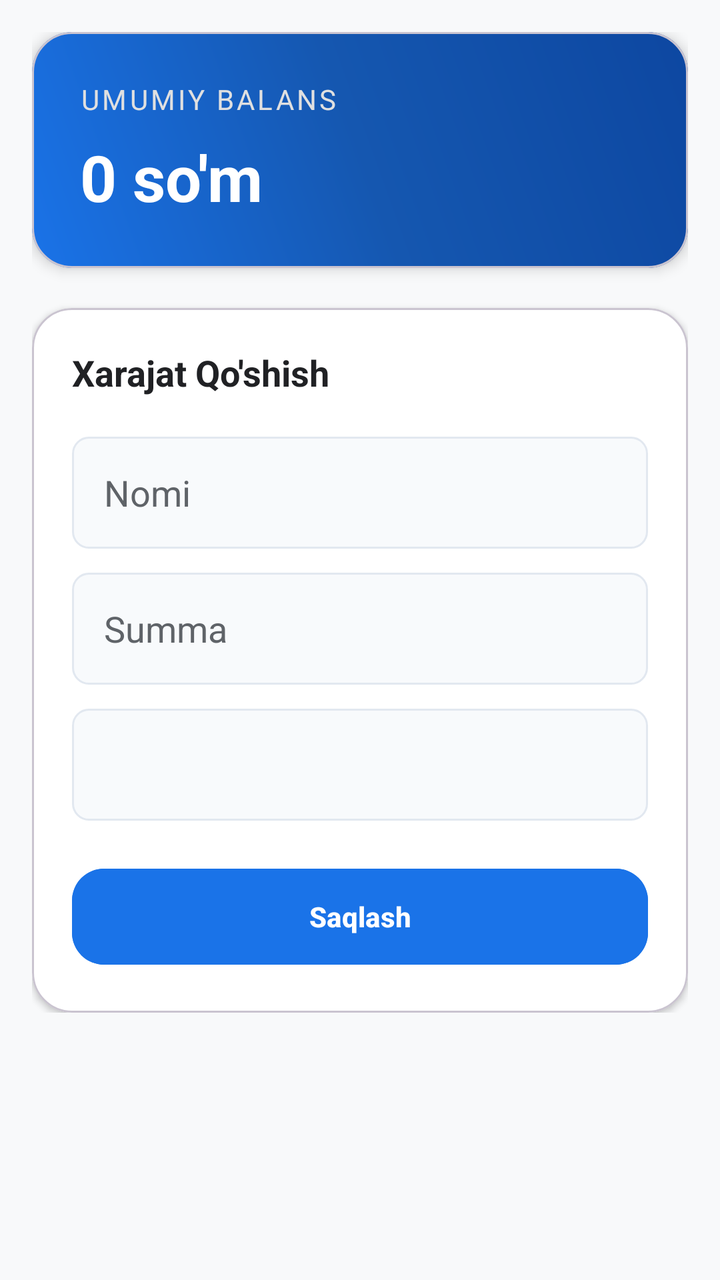
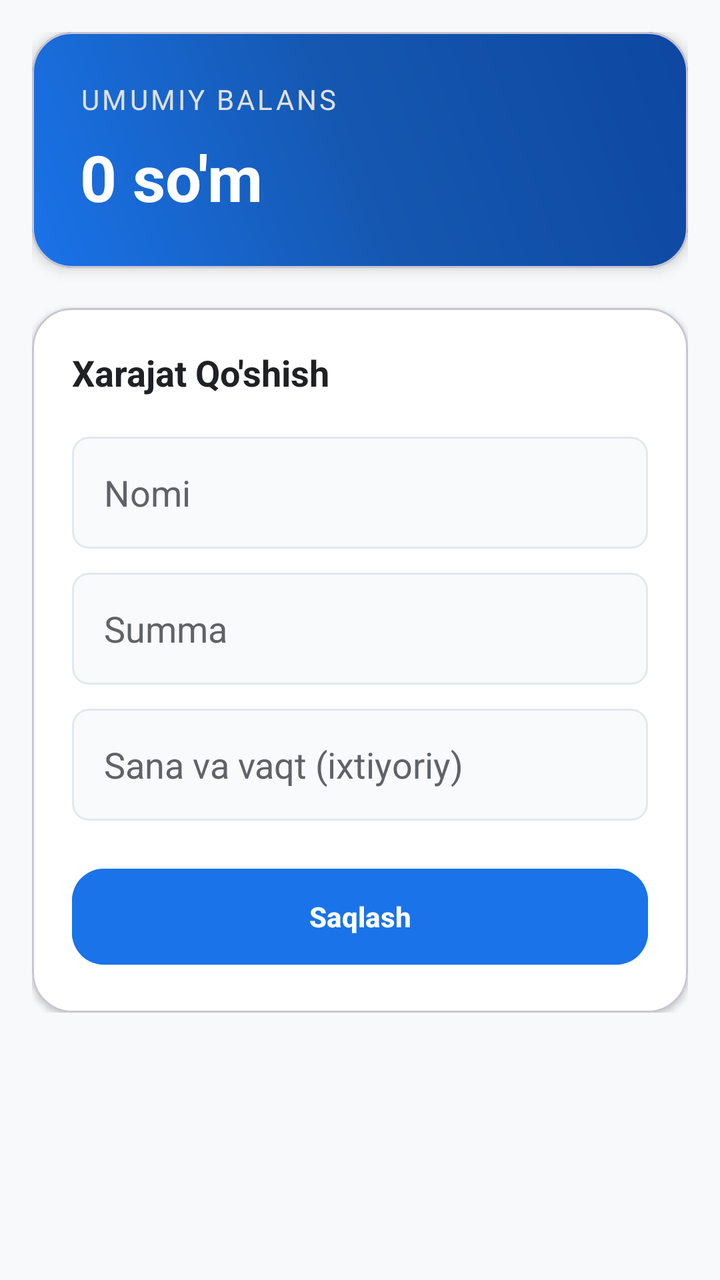

The first picture is an Android layout as it rendered before a commit; the second is the same layout after the commit. The layout source and the unified diff follow.
<!-- AndroidManifest.xml: application theme Theme.Haftalikharajat -->
<!-- res/layout/fragment_home.xml -->
<?xml version="1.0" encoding="utf-8"?>
<androidx.core.widget.NestedScrollView xmlns:android="http://schemas.android.com/apk/res/android"
    xmlns:app="http://schemas.android.com/apk/res-auto"
    android:layout_width="match_parent"
    android:layout_height="match_parent"
    android:background="@color/background">

    <LinearLayout
        android:layout_width="match_parent"
        android:layout_height="wrap_content"
        android:orientation="vertical"
        android:padding="16dp">

        <com.google.android.material.card.MaterialCardView
            android:id="@+id/cardBalance"
            android:layout_width="match_parent"
            android:layout_height="wrap_content"
            android:layout_marginBottom="20dp"
            app:cardCornerRadius="20dp"
            app:cardElevation="4dp">

            <LinearLayout
                android:layout_width="match_parent"
                android:layout_height="wrap_content"
                android:orientation="vertical"
                android:padding="24dp"
                android:background="@drawable/balance_bg_gradient">

                <TextView
                    android:layout_width="wrap_content"
                    android:layout_height="wrap_content"
                    android:text="Umumiy Balans"
                    android:textColor="#E0E0E0"
                    android:textSize="14sp"
                    android:textAllCaps="true"
                    android:letterSpacing="0.1"/>

                <TextView
                    android:id="@+id/tvTotalBalance"
                    android:layout_width="wrap_content"
                    android:layout_height="wrap_content"
                    android:text="0 so'm"
                    android:textColor="@color/white"
                    android:textSize="32sp"
                    android:textStyle="bold"
                    android:layout_marginTop="8dp"/>

            </LinearLayout>
        </com.google.android.material.card.MaterialCardView>

        <com.google.android.material.card.MaterialCardView
            android:layout_width="match_parent"
            android:layout_height="wrap_content"
            app:cardCornerRadius="20dp"
            app:cardElevation="2dp"
            app:cardBackgroundColor="@color/surface">

            <LinearLayout
                android:layout_width="match_parent"
                android:layout_height="wrap_content"
                android:orientation="vertical"
                android:padding="20dp">

                <TextView
                    android:layout_width="wrap_content"
                    android:layout_height="wrap_content"
                    android:text="Xarajat Qo'shish"
                    android:textSize="18sp"
                    android:textStyle="bold"
                    android:textColor="@color/on_surface"
                    android:layout_marginBottom="20dp"/>

                <EditText
                    android:id="@+id/etExpName"
                    android:layout_width="match_parent"
                    android:layout_height="56dp"
                    android:hint="Nomi"
                    android:background="@drawable/edit_text_bg"
                    android:paddingHorizontal="16dp"
                    android:layout_marginBottom="12dp"
                    android:textColor="@color/black"
                    android:textColorHint="@color/secondary"
                    android:inputType="text"/>

                <EditText
                    android:id="@+id/etExpAmount"
                    android:layout_width="match_parent"
                    android:layout_height="56dp"
                    android:hint="Summa"
                    android:inputType="numberDecimal"
                    android:background="@drawable/edit_text_bg"
                    android:paddingHorizontal="16dp"
                    android:layout_marginBottom="12dp"
                    android:textColor="@color/black"
                    android:textColorHint="@color/secondary"/>

                <Spinner
                    android:id="@+id/spExpCategory"
                    android:layout_width="match_parent"
                    android:layout_height="56dp"
                    android:background="@drawable/edit_text_bg"
                    android:layout_marginBottom="20dp"/>

                <Button
                    android:id="@+id/btnSaveExp"
                    android:layout_width="match_parent"
                    android:layout_height="56dp"
                    android:text="Saqlash"
                    android:backgroundTint="@color/primary"
                    android:textColor="@color/white"
                    android:textStyle="bold"
                    app:cornerRadius="16dp"/>

            </LinearLayout>
        </com.google.android.material.card.MaterialCardView>

    </LinearLayout>
</androidx.core.widget.NestedScrollView>
<!-- resources referenced by this layout -->
<resources>
  <color name="background">#F8F9FA</color>
  <color name="black">#000000</color>
  <color name="on_surface">#202124</color>
  <color name="primary">#1A73E8</color>
  <color name="secondary">#5F6368</color>
  <color name="surface">#FFFFFF</color>
  <color name="white">#FFFFFF</color>
  <!-- drawable balance_bg_gradient (drawable) -->
  <?xml version="1.0" encoding="utf-8"?>
  <shape xmlns:android="http://schemas.android.com/apk/res/android"
      android:shape="rectangle">
      <gradient
          android:startColor="#1A73E8"
          android:centerColor="#1557B0"
          android:endColor="#0D47A1"
          android:angle="45"/>
      <corners android:radius="20dp"/>
  </shape>
  <!-- drawable edit_text_bg (drawable) -->
  <?xml version="1.0" encoding="utf-8"?>
  <shape xmlns:android="http://schemas.android.com/apk/res/android">
      <solid android:color="#F8FAFC"/>
      <stroke android:width="1dp" android:color="#E2E8F0"/>
      <corners android:radius="8dp"/>
  </shape>
  <style name="Theme.Haftalikharajat" parent="Base.Theme.Haftalikharajat" />
  <style name="Base.Theme.Haftalikharajat" parent="Theme.Material3.DayNight.NoActionBar">
          
          <item name="android:statusBarColor">#F0F2F5</item>
          <item name="android:windowLightStatusBar" tools:targetApi="m">true</item>
      </style>
</resources>

<!-- the commit's change to res/layout/fragment_home.xml (unified diff, before → after) -->
@@ -94,12 +94,18 @@
                     android:textColor="@color/black"
                     android:textColorHint="@color/secondary"/>
 
-                <Spinner
-                    android:id="@+id/spExpCategory"
+                <EditText
+                    android:id="@+id/etExpDate"
                     android:layout_width="match_parent"
                     android:layout_height="56dp"
+                    android:hint="Sana va vaqt (ixtiyoriy)"
+                    android:focusable="false"
+                    android:clickable="true"
                     android:background="@drawable/edit_text_bg"
-                    android:layout_marginBottom="20dp"/>
+                    android:paddingHorizontal="16dp"
+                    android:layout_marginBottom="20dp"
+                    android:textColor="@color/black"
+                    android:textColorHint="@color/secondary"/>
 
                 <Button
                     android:id="@+id/btnSaveExp"
